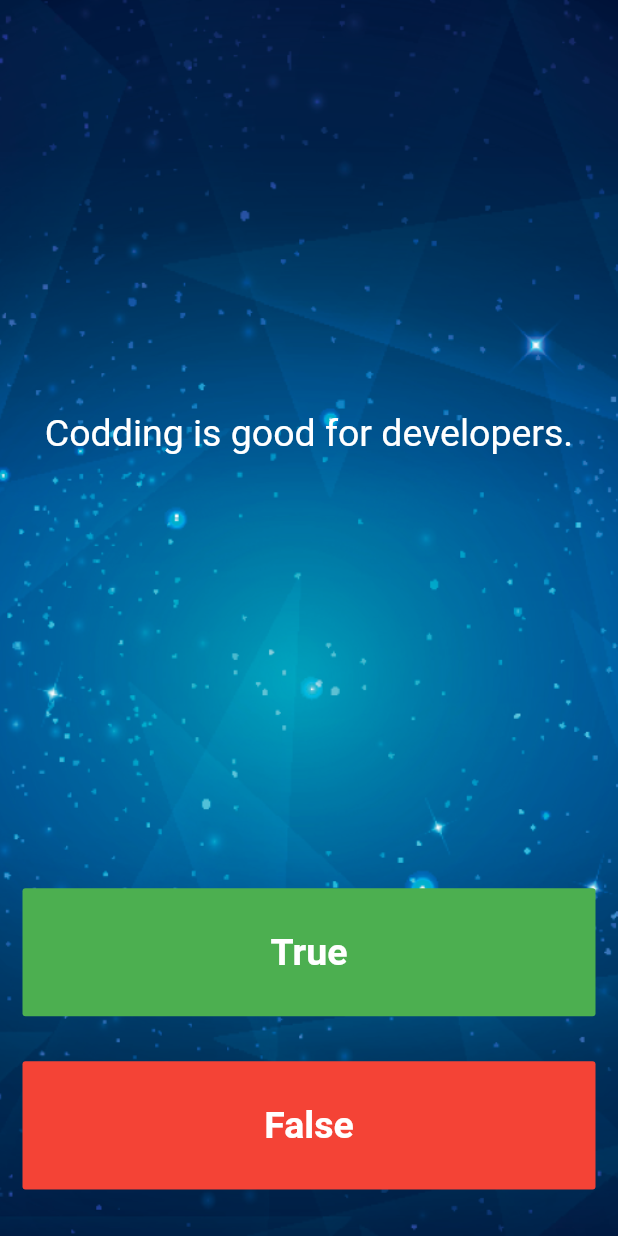
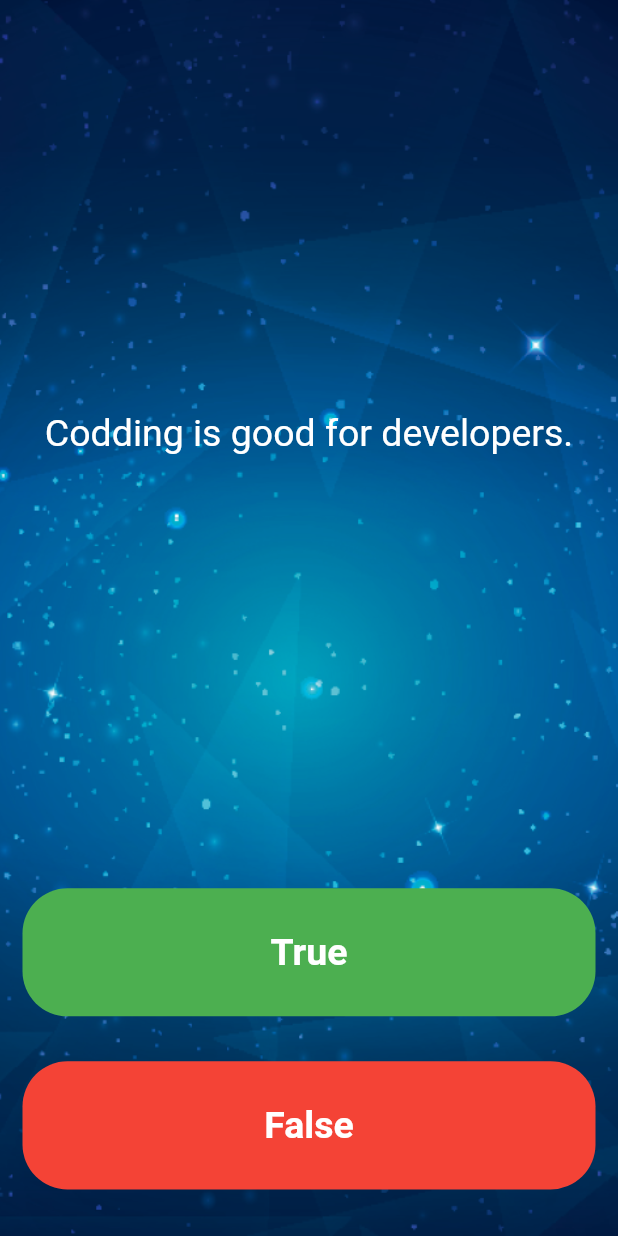
Before and after one commit to praween-link/MyFlutter, a Flutter app: the screen it shows after launch, on a phone screen of 412 x 824 dp. Run offline on Flutter 3.47's test engine with Material 2 defaults, Android fonts, the phone set to English and light mode, and no system bars; our stand-ins replace rflutter_alert.

Commit message:
commit- Quiz mobile application

```diff
--- a/lib/main.dart
+++ b/lib/main.dart
@@ -21,6 +21,7 @@ void main() {
               image: AssetImage('images/background.png'),
               fit: BoxFit.cover,
             ),
+
           ),
         ),
       ),
@@ -105,6 +106,9 @@ class _MyAppState extends State<MyApp> {
               onPressed: () {
                 checkAnswer(true);
               },
+              shape: RoundedRectangleBorder(
+                borderRadius: BorderRadius.circular(30),
+              ),
             ),
           ),
         ),
@@ -124,6 +128,7 @@ class _MyAppState extends State<MyApp> {
               onPressed: () {
                 checkAnswer(false);
               },
+              shape: RoundedRectangleBorder(borderRadius: BorderRadius.circular(30),),
             ),
           ),
         ),
```
